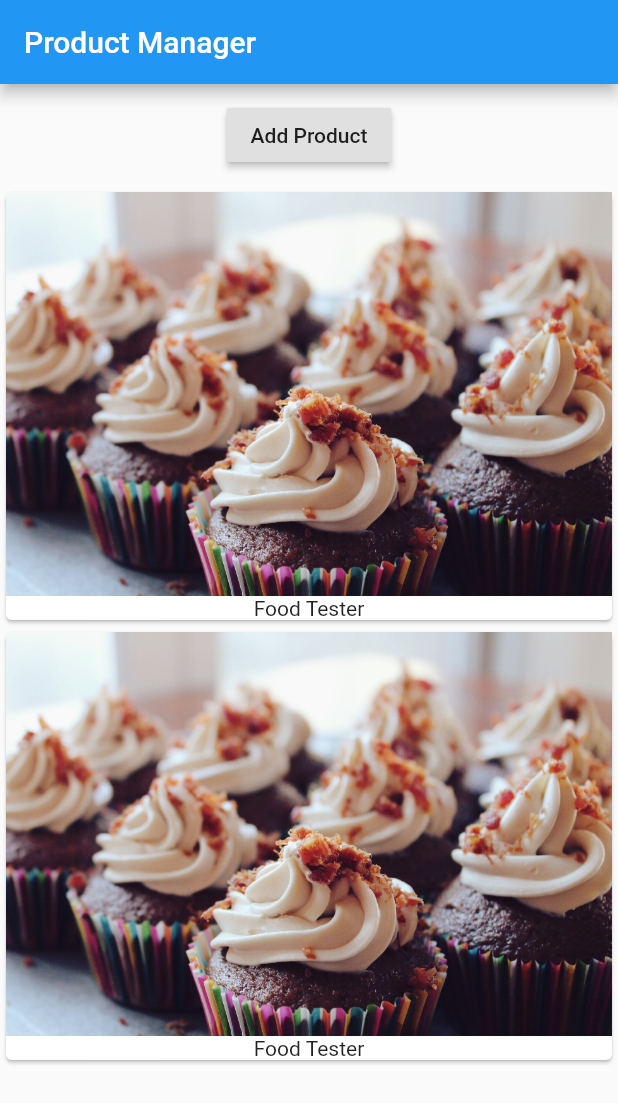
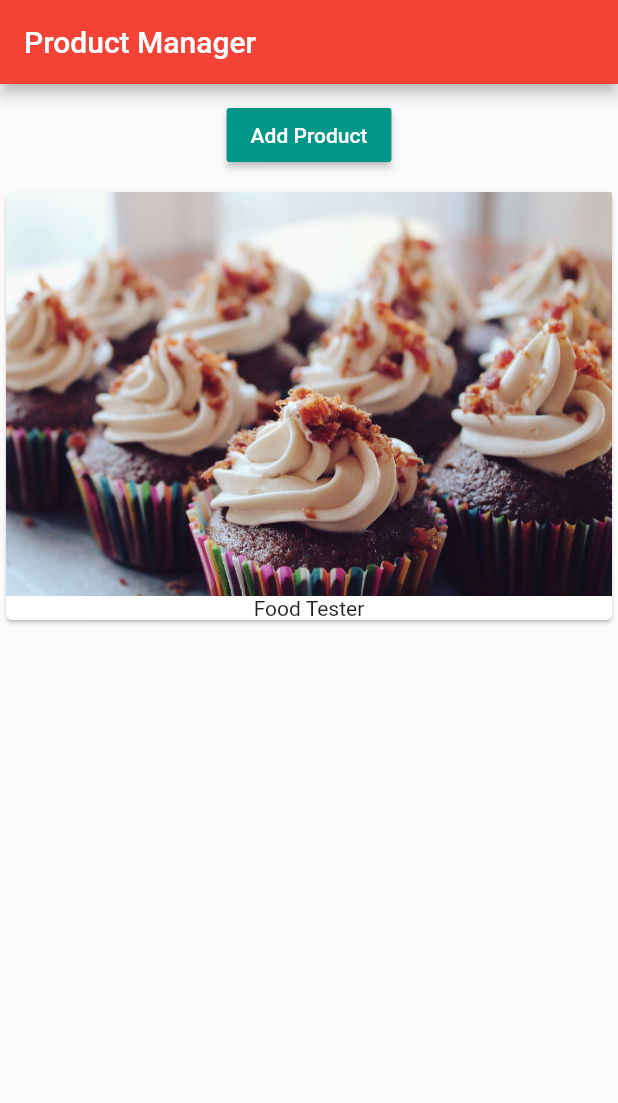
Before and after one commit to KelynPNjeri/Product-Manager, a Flutter app: the screen it shows after launch, on a phone screen of 412 x 824 dp. Shown: the top 1103 px of the screen. Run offline on Flutter 3.47's test engine with Material 2 defaults, Android fonts, the phone set to English and light mode, and no system bars.

Commit message:
Adding some color to the application an.

```diff
--- a/lib/main.dart
+++ b/lib/main.dart
@@ -10,10 +10,14 @@ import './manager.dart';
 /**Create main function that will act run my whole app. */
 void main() => runApp(MyApp());
 
-class MyApp extends StatelessWidget{
+class MyApp extends StatelessWidget {
   @override
   Widget build(BuildContext context) {
     return MaterialApp(
+      theme: ThemeData(
+          brightness: Brightness.light,
+          primarySwatch: Colors.red,
+          accentColor: Colors.black),
       home: Scaffold(
         appBar: AppBar(
           title: Text('Product Manager'),
--- a/lib/manager.dart
+++ b/lib/manager.dart
@@ -4,29 +4,45 @@ import './products.dart';
 
 class ProductManager extends StatefulWidget {
   final String initialProduct;
-  ProductManager(this.initialProduct);
+  ProductManager(this.initialProduct) {
+    print('[Product Manager State] Constructor');
+  }
   @override
   State<StatefulWidget> createState() {
-    // TODO: implement createState
+    print('[Products Manager State] createState()');
     return _ProductManager();
   }
 }
 
 class _ProductManager extends State<ProductManager> {
-  List<String> _product = ['Food Tester'];
+  List<String> _product = [];
+
+  // Initializes state.
   @override
   void initState() {
     _product.add(widget.initialProduct);
     super.initState();
+    print('[Product Manager State] initState()');
+  }
+
+  // Called whenever app gets new external data.
+  @override
+  void didUpdateWidget(ProductManager oldWidget) {
+    print('[Product Manager State] didUpdateWidget()');
+    // TODO: implement didUpdateWidget
+    super.didUpdateWidget(oldWidget);
   }
 
   @override
   Widget build(BuildContext context) {
+    print('[Product Manager Widget] build()');
     return Column(
       children: [
         Container(
           margin: EdgeInsets.all(10.0),
           child: RaisedButton(
+            color: Colors.teal,
+            textColor: Colors.white,
             onPressed: () {
               setState(() {
                 _product.add('Robot Food Testing.');
--- a/lib/products.dart
+++ b/lib/products.dart
@@ -1,17 +1,18 @@
 import 'package:flutter/material.dart';
 
-/**
- * Author: Kelyn Paul Njeri
- * Date: 22nd March 2019
- * Module Name: Products Module
- */
+/// Author: Kelyn Paul Njeri
+/// Date: 22nd March 2019
+/// Module Name: Products Module
 class Products extends StatelessWidget {
   final List<String> products;
   // Product Constructor.
-  Products(this.products);
+  Products(this.products){
+    print('[Products Widget] Contructor');
+  }
 
   @override
   Widget build(BuildContext context) {
+     print('[Products Widget] build()');
     return Column(
       children: products
           .map(
```
